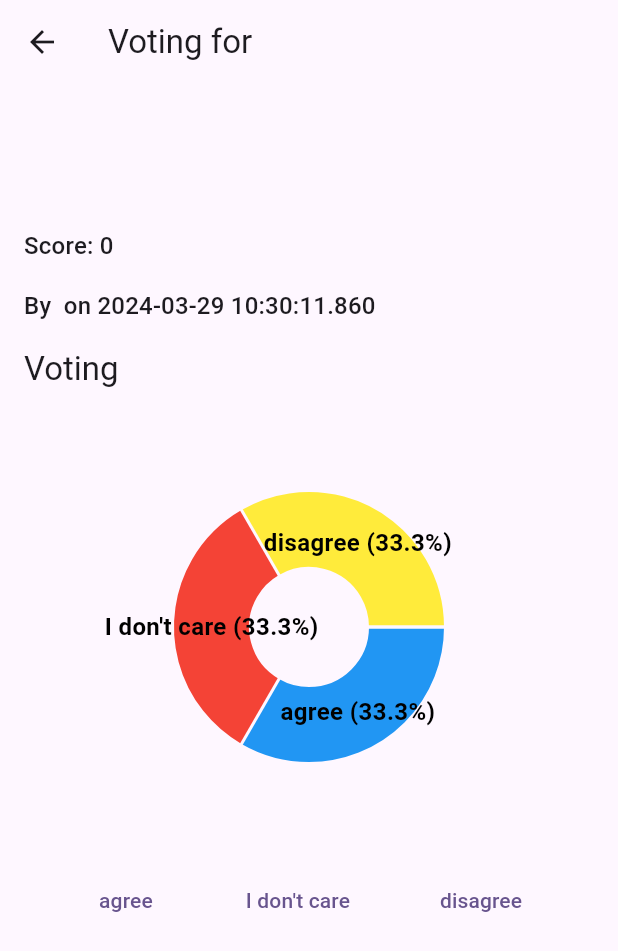
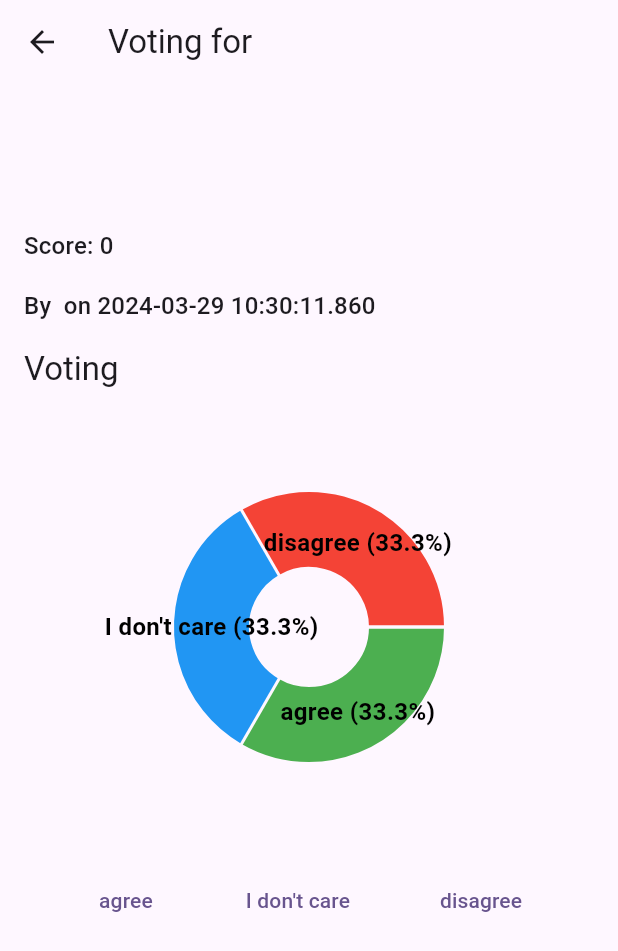
Before and after one commit to VoiceForFuture/LayoutPrototype1, a Flutter app: the PostVotingPage screen opened directly with empty values, on a phone screen of 412 x 824 dp. Shown: the top 951 px of the screen. Run offline on Flutter 3.47's test engine with Material 3 defaults, Android fonts, the phone set to English and light mode, and no system bars; drawn by our look-alikes of fl_chart.

Commit message:
fix chart colors

```diff
--- a/lib/main.dart
+++ b/lib/main.dart
@@ -343,11 +343,11 @@ class NewPostPage extends StatelessWidget {
   final String defaultContent;
 
   const NewPostPage({
-    Key? key,
+    super.key,
     required this.addPost,
     this.defaultTitle = 'Default Title',
     this.defaultContent = 'Interesting Content',
-  }) : super(key: key);
+  });
 
   @override
   Widget build(BuildContext context) {
@@ -430,7 +430,7 @@ class Post {
 class PostDetailPage extends StatefulWidget {
   final Post post;
 
-  const PostDetailPage({Key? key, required this.post}) : super(key: key);
+  const PostDetailPage({super.key, required this.post});
 
   @override
   State<PostDetailPage> createState() => _PostDetailPageState();
@@ -565,22 +565,24 @@ class _PostDetailPageState extends State<PostDetailPage> {
 class PostVotingPage extends StatefulWidget {
   final Post post;
 
-  const PostVotingPage({Key? key, required this.post}) : super(key: key);
+  const PostVotingPage({super.key, required this.post});
 
   @override
   State<PostVotingPage> createState() => _PostVotingPageState();
 }
 
 class _PostVotingPageState extends State<PostVotingPage> {
-  final List<Color> _colors = [Colors.blue, Colors.green, Colors.red, Colors.yellow, Colors.purple, Colors.orange, Colors.teal];
+  final List<Color> _colors = [Colors.green, Colors.blue, Colors.red, Colors.yellow, Colors.purple, Colors.orange, Colors.teal];
   List<PieChartSectionData> getSections() {
     final totalVotes = widget.post.votes.values.fold<int>(0, (sum, item) => sum + item);
-    return widget.post.votes.entries.map((entry) {
+    return widget.post.votes.entries.indexed.map((x) {
+      final i = x.$1;
+      final entry = x.$2;
       const double fontSize = 16;
       const double radius = 50;
       final votePercentage = ((entry.value / totalVotes) * 100).toStringAsFixed(1);
       return PieChartSectionData(
-        color: _colors[entry.key.hashCode % _colors.length],
+        color: _colors[i],
         value: entry.value.toDouble(),
         title: '${entry.key} ($votePercentage%)',
         radius: radius,
@@ -663,7 +665,7 @@ class _PostVotingPageState extends State<PostVotingPage> {
 class SearchPage extends StatefulWidget {
   final List<Post> posts;
 
-  const SearchPage({Key? key, required this.posts}) : super(key: key);
+  const SearchPage({super.key, required this.posts});
 
   @override
   _SearchPageState createState() => _SearchPageState();
```
